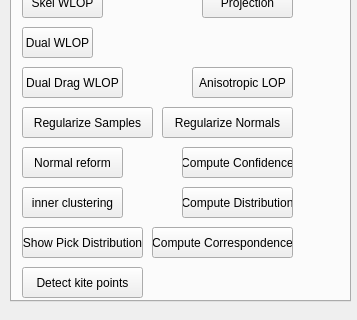
The window that point-cloud-2015/UI/para_wlop.ui (sunwaylive/Point-Cloud-Processing-2015) describes before a commit, drawn with Qt 5; both pictures show x 0 to 357 and y 539 to 859 of the 357 by 859 pixel window.
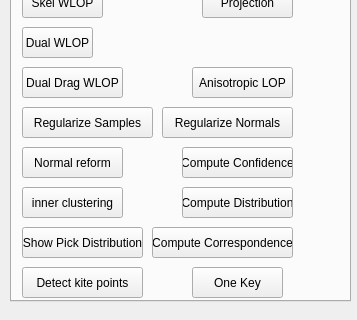
The same window after the commit. The open tabs and pages were chosen to show the change.

The edit to the form file:
```diff
--- a/point-cloud-2015/UI/para_wlop.ui
+++ b/point-cloud-2015/UI/para_wlop.ui
@@ -478,6 +478,19 @@
       <string>Anisotropic LOP</string>
      </property>
     </widget>
+    <widget class="QPushButton" name="one_key">
+     <property name="geometry">
+      <rect>
+       <x>180</x>
+       <y>770</y>
+       <width>91</width>
+       <height>31</height>
+      </rect>
+     </property>
+     <property name="text">
+      <string>One Key</string>
+     </property>
+    </widget>
    </widget>
    <widget class="QWidget" name="tab_2">
     <attribute name="title">
```
Left out of the diff: 2 changed lines with no effect on the pictures.
